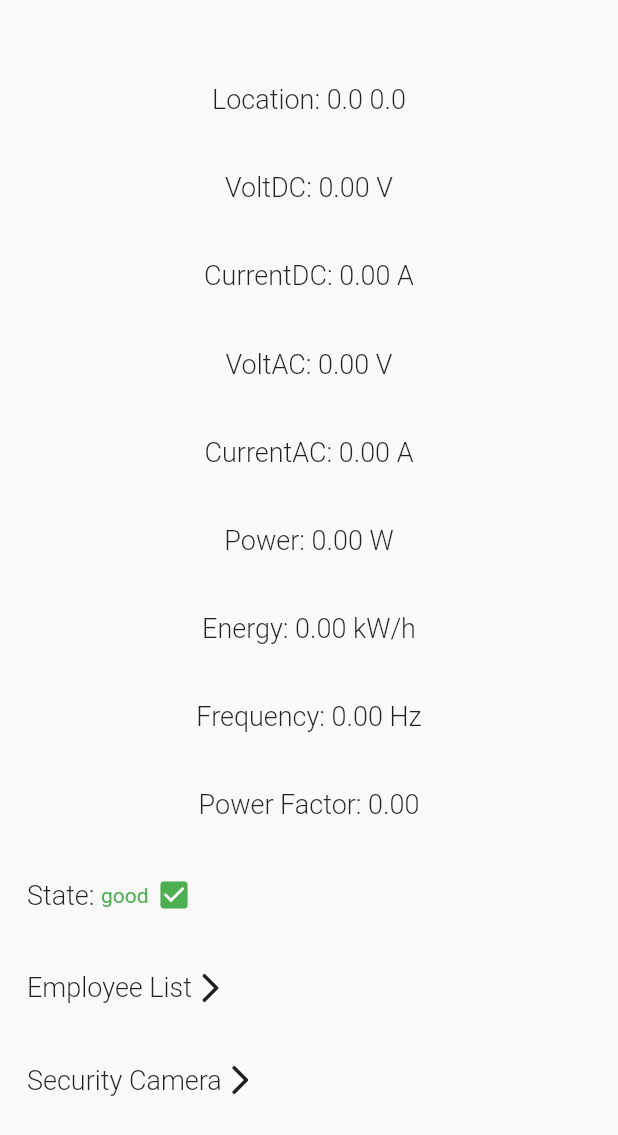
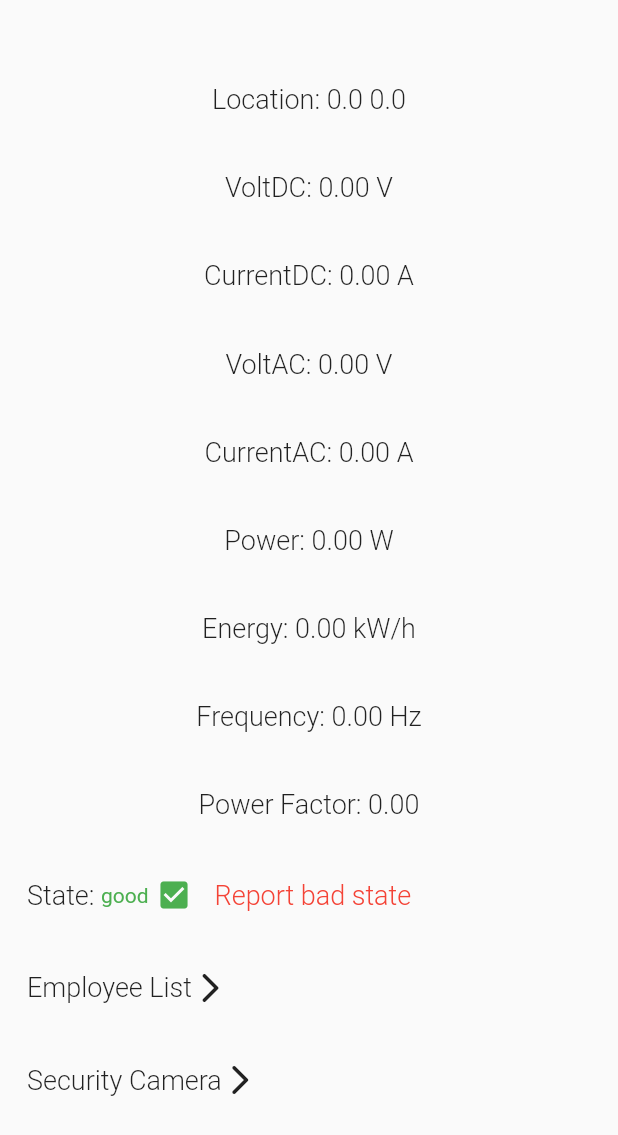
Before and after one commit to hoangm960/Station_energy_automatic, a Flutter app: the StationInfo widget shown alone on an empty page, opened directly with empty values, on a phone screen of 412 x 824 dp. Shown: the top 1135 px of the screen. Run offline on Flutter 3.47's test engine with Material 2 defaults, Android fonts, the phone set to English and light mode, and no system bars; our stand-ins replace cached_network_image, syncfusion_flutter_charts, weather; missing offline and left inert: crypt, latlng, map, mysql1, webview_windows; accounts and stored records are empty; generated files the repository leaves out were written again.

Commit message:
clean up

```diff
--- a/lib/src/models/station.dart
+++ b/lib/src/models/station.dart
@@ -8,7 +8,7 @@ class Station {
   final int id;
   final String name;
   Location location;
-  final bool state;
+  bool state;
   final double voltDC;
   final double currentDC;
   final double voltAC;
--- a/lib/src/screens/station_page/components/station_info.dart
+++ b/lib/src/screens/station_page/components/station_info.dart
@@ -50,9 +50,7 @@ class _StationInfoState extends State<StationInfo> {
   }
 
   void _getParam(Timer timer) async {
-    String sql = await getCmd(
-      connection, "Get station data"
-    );
+    String sql = await getCmd(connection, "Get station data");
     var results = await connection.query(sql, [widget.station.id]);
     for (var row in results) {
       if (mounted) {
@@ -73,6 +71,14 @@ class _StationInfoState extends State<StationInfo> {
         });
       }
     }
+  }
+
+  void _reportBadState() async {
+    String sql = await getCmd(connection, 'Report bad state');
+    await connection.query(sql, [widget.station.id]);
+    setState(() {
+      _station.state = false;
+    });
   }
 
   @override
@@ -129,41 +135,41 @@ class _StationInfoState extends State<StationInfo> {
                     ),
                     _station.state
                         ? Row(
-                            children: const [
-                              Text(
+                            children: [
+                              const Text(
                                 'good',
                                 style: TextStyle(color: Colors.green),
                               ),
-                              SizedBox(
+                              const SizedBox(
                                 width: 5.0,
                               ),
-                              Icon(
+                              const Icon(
                                 Icons.check_box,
                                 color: Colors.green,
                               ),
+                              const SizedBox(
+                                width: 15.0,
+                              ),
+                              InkWell(
+                                onTap: () => _reportBadState(),
+                                child: Text(
+                                  'Report bad state',
+                                  style: infoTextStyle(color: Colors.red),
+                                ),
+                              ),
                             ],
                           )
-                        : Row(children: [
-                            const Text(
+                        : Row(children: const [
+                            Text(
                               'bad',
                               style: TextStyle(color: Colors.red),
                             ),
-                            const SizedBox(
+                            SizedBox(
                               width: 5.0,
                             ),
-                            const Icon(
+                            Icon(
                               Icons.warning,
                               color: Colors.red,
-                            ),
-                            const SizedBox(
-                              width: 15.0,
-                            ),
-                            InkWell(
-                              onTap: () {},
-                              child: Text(
-                                'Report bad state',
-                                style: infoTextStyle(color: Colors.red),
-                              ),
                             ),
                           ])
                   ])),
```
